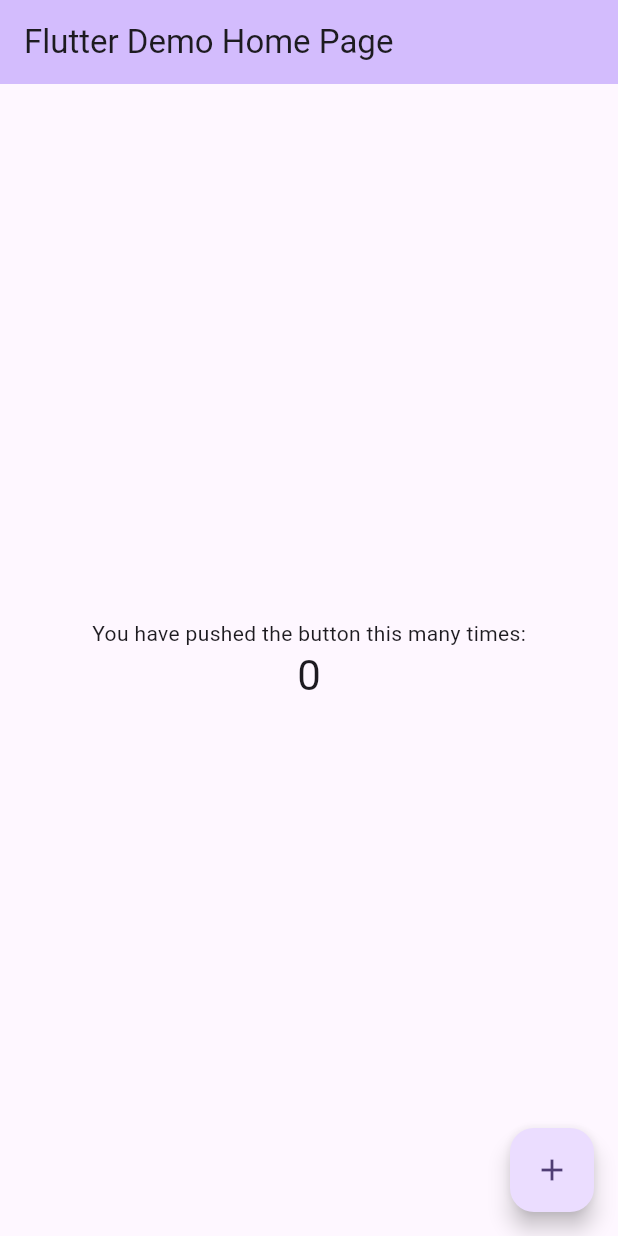
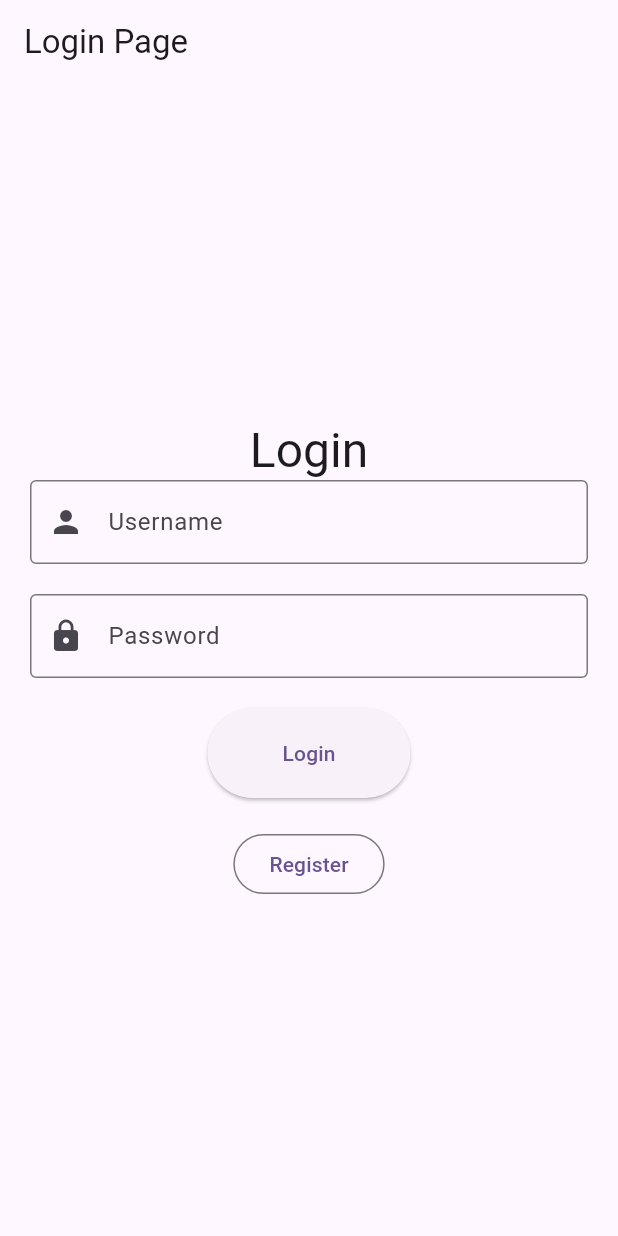
Before and after one commit to eduardnol-universidad/flutter_2, a Flutter app: the screen it shows after launch, on a phone screen of 412 x 824 dp. Run offline on Flutter 3.47's test engine with Material 3 defaults, Android fonts, the phone set to English and light mode, and no system bars; our stand-ins replace firebase_core; accounts and stored records are empty.

Commit message:
Structure of login, register and validator made

```diff
--- /dev/null
+++ b/lib/LoginPage.dart
@@ -0,0 +1,104 @@
+import 'package:ac7/RegisterPage.dart';
+import 'package:flutter/material.dart';
+
+class LoginPage extends StatefulWidget {
+  const LoginPage({super.key});
+
+  @override
+  LoginPageState createState() => LoginPageState();
+}
+
+class LoginPageState extends State<LoginPage> {
+  final TextEditingController _usernameController = TextEditingController();
+  final TextEditingController _passwordController = TextEditingController();
+  final _formKey = GlobalKey<FormState>();
+
+  @override
+  Widget build(BuildContext context) {
+    return Scaffold(
+      appBar: AppBar(
+        title: const Text('Login Page'),
+      ),
+      body: Padding(
+        padding: const EdgeInsets.all(20.0),
+        child: Form(
+          key: _formKey,
+          autovalidateMode: AutovalidateMode.onUserInteraction,
+          child: Column(
+            mainAxisAlignment: MainAxisAlignment.center,
+            children: [
+              Text(
+                'Login',
+                style: Theme.of(context).textTheme.headlineLarge,
+              ),
+              TextFormField(
+                validator: (value) {
+                  if (value!.isEmpty) {
+                    return 'Please enter a username';
+                  }
+                  return null;
+                },
+                controller: _usernameController,
+                decoration: const InputDecoration(
+                  labelText: 'Username',
+                  hintText: 'Enter your username',
+                  border: OutlineInputBorder(),
+                  prefixIcon: Icon(Icons.person),
+                ),
+              ),
+              const SizedBox(height: 20.0),
+              TextFormField(
+                validator: (value) {
+                  if (value!.isEmpty) {
+                    return 'Please enter a password';
+                  }
+                  return null;
+                },
+                controller: _passwordController,
+                obscureText: true,
+                decoration: const InputDecoration(
+                  labelText: 'Password',
+                  border: OutlineInputBorder(),
+                  prefixIcon: Icon(Icons.lock),
+                ),
+              ),
+              const SizedBox(height: 20.0),
+              ElevatedButton(
+                onPressed: () {
+                  if (_formKey.currentState!.validate()) {
+                    _handleLogin();
+                  }
+                },
+                style: ElevatedButton.styleFrom(
+                  padding:
+                      const EdgeInsets.symmetric(horizontal: 50, vertical: 20),
+                ),
+                child: const Text('Login'),
+              ),
+              const SizedBox(height: 20.0),
+              OutlinedButton(
+                onPressed: () {
+                  Navigator.push(
+                      context,
+                      MaterialPageRoute(
+                          builder: (context) => const RegisterPage()));
+                },
+                child: const Text('Register'),
+              ),
+            ],
+          ),
+        ),
+      ),
+    );
+  }
+
+  void _handleLogin() {
+    String username = _usernameController.text;
+    String password = _passwordController.text;
+
+    print('Username: $username, Password: $password');
+
+    // After authentication, you can navigate to the next screen.
+    // Navigator.push(context, MaterialPageRoute(builder: (context) => MyHomePage(title: 'Flutter Demo Home Page')));
+  }
+}
--- a/lib/main.dart
+++ b/lib/main.dart
@@ -1,3 +1,4 @@
+import 'package:ac7/LoginPage.dart';
 import 'package:flutter/material.dart';
 import 'package:firebase_core/firebase_core.dart';
 import 'firebase_options.dart';
@@ -37,7 +38,7 @@ class MyApp extends StatelessWidget {
         colorScheme: ColorScheme.fromSeed(seedColor: Colors.deepPurple),
         useMaterial3: true,
       ),
-      home: const MyHomePage(title: 'Flutter Demo Home Page'),
+      home: const LoginPage(),
     );
   }
 }
```
Also changed, not shown: lib/RegisterPage.dart (added, +106 -0 lines).
